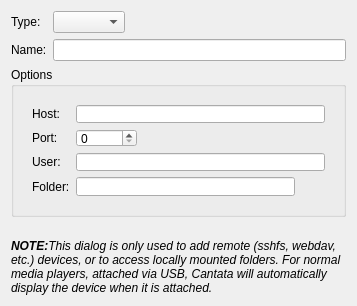
The window that devices/remotedevicepropertieswidget.ui (polpo/cantata-mac) describes before a commit, drawn with Qt 5.
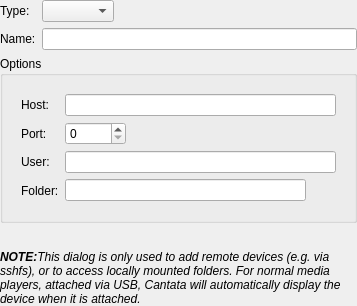
The same window after the commit. Custom widgets are drawn as their Qt base class.

Commit message: Dont mention webdav, etc, in the UI - KIO support has been disabled as its extremely slow.

What changed in the file:
```diff
--- a/devices/remotedevicepropertieswidget.ui
+++ b/devices/remotedevicepropertieswidget.ui
@@ -11,6 +11,9 @@
    </rect>
   </property>
   <layout class="QVBoxLayout" name="verticalLayout_2">
+   <property name="margin">
+    <number>0</number>
+   </property>
    <item>
     <layout class="QFormLayout" name="formLayout">
      <property name="fieldGrowthPolicy">
@@ -193,7 +196,7 @@
       </sizepolicy>
      </property>
      <property name="text">
-      <string>&lt;i&gt;&lt;b&gt;NOTE:&lt;/b&gt;This dialog is only used to add remote (sshfs, webdav, etc.) devices, or to access locally mounted folders. For normal media players, attached via USB, Cantata will automatically display the device when it is attached.&lt;/i&gt;</string>
+      <string>&lt;i&gt;&lt;b&gt;NOTE:&lt;/b&gt;This dialog is only used to add remote devices (e.g. via sshfs), or to access locally mounted folders. For normal media players, attached via USB, Cantata will automatically display the device when it is attached.&lt;/i&gt;</string>
      </property>
      <property name="alignment">
       <set>Qt::AlignLeading|Qt::AlignLeft|Qt::AlignTop</set>
```
